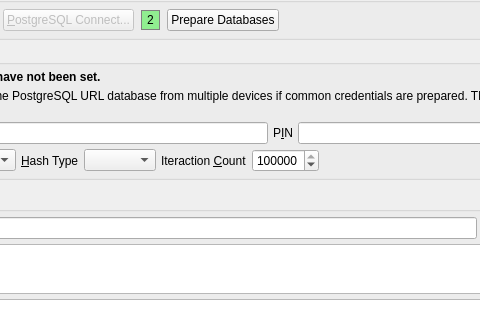
Before: the Qt Designer form branches/trunk/UI/spot-on-controlcenter.ui in textbrowser/spot-on, drawn with Qt 5; both pictures show x 156 to 636 and y 142 to 462 of the 850 by 626 pixel window.
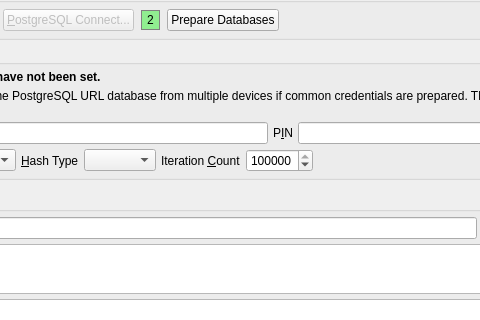
After: the same form once the commit is applied. The open tabs and pages were chosen to show the change. Icons and pictures are not drawn. Custom widgets are drawn as their Qt base class.

What changed in the file:
```diff
--- a/branches/trunk/UI/spot-on-controlcenter.ui
+++ b/branches/trunk/UI/spot-on-controlcenter.ui
@@ -4899,7 +4899,7 @@
                      <item>
                       <widget class="QLabel" name="label_140">
                        <property name="text">
-                        <string>Iteraction &amp;Count</string>
+                        <string>Iteration &amp;Count</string>
                        </property>
                        <property name="buddy">
                         <cstring>commonUrlIterationCount</cstring>
```
Left out of the diff: 2 changed lines with no effect on the pictures.
